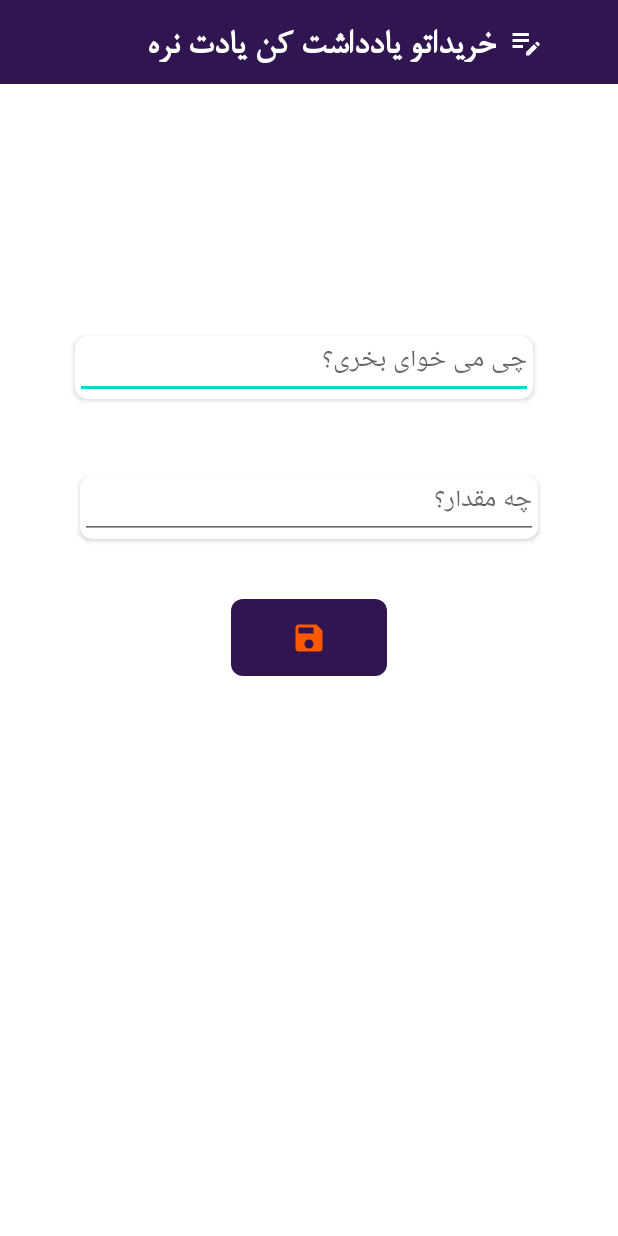
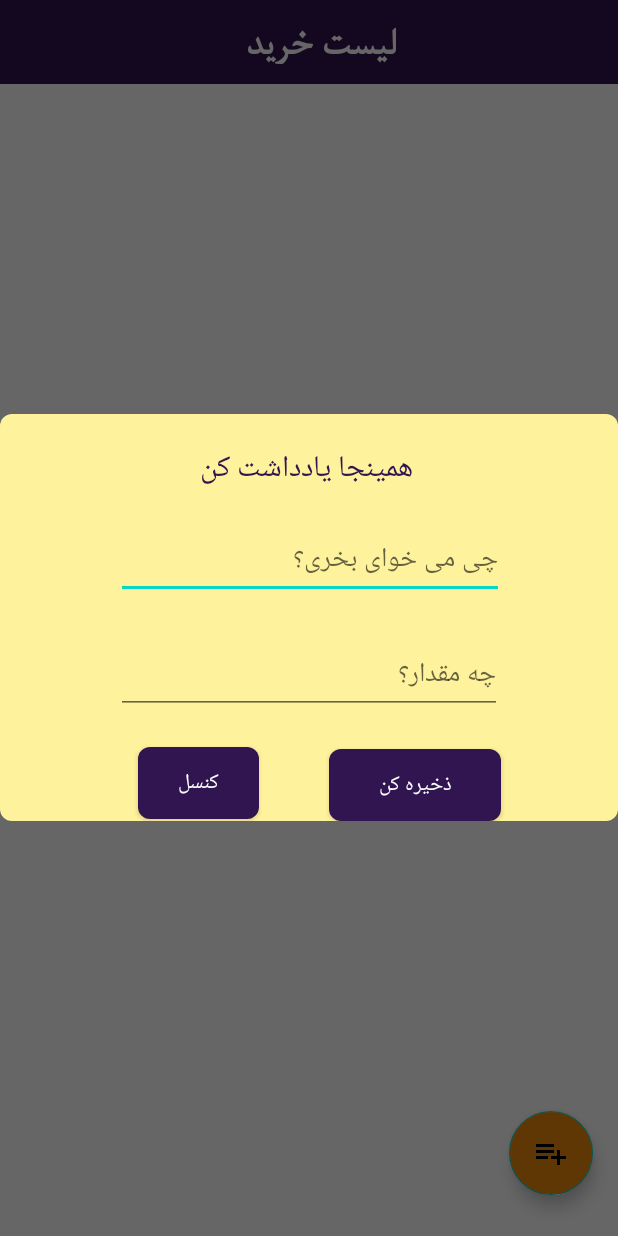
Before and after one commit to porya1988/myapp2021, an Android app: the fragment ShoppingFragment shown on its own in the app's theme, after a tap on "اضافه کردن یادداشت", on a phone screen of 412 x 824 dp. Run offline under Robolectric (Android 15) with nearby library versions, the phone set to English and light mode, and no system bars; our stand-ins replace Room's generated code; 3 statements that could not run were skipped.

Commit message:
alert dialog first commit

```diff
--- a/app/src/main/java/com/example/myapp2021/main/shoppinglist/AddNoteActivity.java
+++ b/app/src/main/java/com/example/myapp2021/main/shoppinglist/AddNoteActivity.java
@@ -14,6 +14,7 @@ import com.example.myapp2021.R;
 import com.example.myapp2021.config.AppConfiguration;
 import com.example.myapp2021.database.NAppDatabase;
 import com.example.myapp2021.databinding.ActivityAddNoteBinding;
+
 import com.example.myapp2021.model.Note;
 import com.google.android.material.snackbar.BaseTransientBottomBar;
 import com.google.android.material.snackbar.Snackbar;
@@ -28,6 +29,7 @@ public class AddNoteActivity extends AppCompatActivity {
     Notelistadapter notelistadapter;
 
 
+
     @Override
     protected void onCreate(Bundle savedInstanceState) {
         super.onCreate(savedInstanceState);
@@ -35,15 +37,12 @@ public class AddNoteActivity extends AppCompatActivity {
         appDatabase = NAppDatabase.getInstance(AppConfiguration.getContext());
         setContentView(binding.getRoot());
         binding.btnSaveShopping.setOnClickListener(v -> {
-            Note note=new Note();
-            note.setBuy(String.valueOf(binding.txtBuy.getText()));
-            note.setAmount(String.valueOf(binding.txtAmount.getText()));
-            long noetId = appDatabase.iDao().insert(note);
+            long noetId = addNote();
 
+            if (noetId > 0) {
 
-
-            if (noetId>0){
-                Snackbar.make(v,R.string.note_added,Snackbar.LENGTH_LONG).show();
+                notelistadapter.notifyItemInserted((int) noetId);
+                Snackbar.make(v, R.string.note_added, Snackbar.LENGTH_LONG).show();
                 //notelistadapter.notifyDataSetChanged();
                 //notelistadapter.notifyItemInserted(note.getNoteId());
 
@@ -51,5 +50,12 @@ public class AddNoteActivity extends AppCompatActivity {
         });
     }
 
+    private long addNote() {
+        Note note = new Note();
+        note.setBuy(String.valueOf(binding.txtBuy.getText()));
+        note.setAmount(String.valueOf(binding.txtAmount.getText()));
+        return appDatabase.iDao().insert(note);
+    }
+
 
 }
--- /dev/null
+++ b/app/src/main/java/com/example/myapp2021/main/shoppinglist/AlarmDialog.java
@@ -0,0 +1,76 @@
+package com.example.myapp2021.main.shoppinglist;
+
+import android.app.Activity;
+import android.app.AlertDialog;
+import android.content.Context;
+import android.graphics.Color;
+import android.graphics.drawable.ColorDrawable;
+import android.util.Log;
+import android.view.LayoutInflater;
+import android.view.View;
+import android.widget.Toast;
+
+import androidx.appcompat.widget.AppCompatButton;
+import androidx.appcompat.widget.AppCompatEditText;
+
+import com.example.myapp2021.R;
+import com.example.myapp2021.config.AppConfiguration;
+import com.example.myapp2021.database.NAppDatabase;
+import com.example.myapp2021.databinding.FragmentShoppingBinding;
+import com.example.myapp2021.model.Note;
+import com.google.android.material.snackbar.Snackbar;
+
+import java.util.List;
+
+import static com.google.android.material.snackbar.Snackbar.*;
+
+public class AlarmDialog {
+
+    Activity activity;
+    NAppDatabase appDatabase;
+    Note note;
+
+
+    public AlarmDialog(Activity activity) {
+        this.activity = activity;
+        appDatabase = NAppDatabase.getInstance(AppConfiguration.getContext());
+        //LayoutInflater inflater=LayoutInflater.from(activity);
+        //View view=inflater.inflate(R.layout.alert_dialog,null);
+
+    }
+
+    public void showAddAlarm() {
+
+        AlertDialog alertBuilder = new AlertDialog.Builder(activity).create();
+        LayoutInflater inflater = LayoutInflater.from(activity);
+        View view = inflater.inflate(R.layout.alert_dialog, null);
+        alertBuilder.setView(view);
+        alertBuilder.getWindow().setBackgroundDrawable(new ColorDrawable(Color.TRANSPARENT));
+        alertBuilder.show();
+
+
+
+        AppCompatEditText txt_buy = view.findViewById(R.id.txt_buy);
+        AppCompatEditText txt_amount = view.findViewById(R.id.txt_amount);
+        AppCompatButton btn_save = view.findViewById(R.id.btn_save_shopping);
+        AppCompatButton btn_cancel=view.findViewById(R.id.btn_cancel);
+        btn_save.setOnClickListener(v -> {
+
+            Note note = new Note();
+            note.setBuy(String.valueOf(txt_buy.getText()));
+            note.setAmount(String.valueOf(txt_amount.getText()));
+            long noteId=appDatabase.iDao().insert(note);
+            if(noteId>0){
+                make(v, R.string.note_added, LENGTH_SHORT).show();
+            }
+            Log.e("", "");
+        });
+
+        btn_cancel.setOnClickListener(v -> alertBuilder.cancel());
+
+
+    }
+
+
+
+}
--- a/app/src/main/java/com/example/myapp2021/main/shoppinglist/ShoppingFragment.java
+++ b/app/src/main/java/com/example/myapp2021/main/shoppinglist/ShoppingFragment.java
@@ -1,10 +1,15 @@
 package com.example.myapp2021.main.shoppinglist;
 
+import android.app.AlertDialog;
 import android.content.Intent;
 import android.os.Bundle;
 
 import androidx.annotation.Nullable;
 import androidx.fragment.app.Fragment;
+import androidx.fragment.app.FragmentActivity;
+import androidx.fragment.app.FragmentTransaction;
+import androidx.lifecycle.Observer;
+import androidx.lifecycle.ViewModelProvider;
 import androidx.recyclerview.widget.GridLayoutManager;
 import androidx.recyclerview.widget.ItemTouchHelper;
 import androidx.recyclerview.widget.LinearLayoutManager;
@@ -16,6 +21,7 @@ import android.view.LayoutInflater;
 import android.view.View;
 import android.view.ViewGroup;
 
+import com.example.myapp2021.R;
 import com.example.myapp2021.config.AppConfiguration;
 import com.example.myapp2021.database.NAppDatabase;
 import com.example.myapp2021.databinding.FragmentShoppingBinding;
@@ -30,11 +36,13 @@ public class ShoppingFragment extends Fragment {
 
 
     FragmentShoppingBinding binding;
+    AlarmDialog alarmDialog;
     List<Note> note;
     Intent intent;
     Notelistadapter adapter;
-    NAppDatabase appDatabase;
-   // ItemTouchHelper itemTouchHelper;
+
+    ShoppingViewModel viewModel;
+    // ItemTouchHelper itemTouchHelper;
 
 
     public ShoppingFragment() {
@@ -46,29 +54,21 @@ public class ShoppingFragment extends Fragment {
                              Bundle savedInstanceState) {
         // Inflate the layout for this fragment
         binding = FragmentShoppingBinding.inflate(getLayoutInflater());
-        appDatabase = NAppDatabase.getInstance(AppConfiguration.getContext());
-        note=appDatabase.iDao().getNoteList();
-        adapter=new Notelistadapter(note);
-        assert binding.recyclerShoppinglist != null;
-        binding.recyclerShoppinglist.setAdapter(adapter);
-        binding.recyclerShoppinglist.setLayoutManager(new LinearLayoutManager(AppConfiguration.getContext(),RecyclerView.VERTICAL,false));
-
-        //itemTouchHelper=new ItemTouchHelper(new SwipeToDeleteCallback(adapter));
-        //itemTouchHelper.attachToRecyclerView(binding.recyclerShoppinglist);
-
-
-        Log.e("","");
-
-
-        binding.btnAddnote.setOnClickListener(v -> {
-            intent = new Intent(AppConfiguration.getContext(), AddNoteActivity.class);
-            intent.addFlags(Intent.FLAG_ACTIVITY_NEW_TASK);
-            AppConfiguration.getContext().startActivity(intent);
-
-        });
-
-
+        alarmDialog = new AlarmDialog(getActivity());
+        binding.btnAddnote.setOnClickListener(v -> alarmDialog.showAddAlarm());
         return binding.getRoot();
     }
 
+    @Override
+    public void onResume() {
+        super.onResume();
+        viewModel = new ViewModelProvider(this).get(ShoppingViewModel.class);
+        viewModel.getShoppingList().observe(getActivity(), noteList -> {
+            adapter = new Notelistadapter(noteList);
+            assert binding.recyclerShoppinglist != null;
+            binding.recyclerShoppinglist.setAdapter(adapter);
+            binding.recyclerShoppinglist.setLayoutManager(new LinearLayoutManager(AppConfiguration.getContext(), RecyclerView.VERTICAL, false));
+
+        });
+    }
 }
--- /dev/null
+++ b/app/src/main/java/com/example/myapp2021/main/shoppinglist/ShoppingViewModel.java
@@ -0,0 +1,39 @@
+package com.example.myapp2021.main.shoppinglist;
+
+import android.util.Log;
+
+import androidx.lifecycle.LiveData;
+import androidx.lifecycle.MutableLiveData;
+import androidx.lifecycle.ViewModel;
+
+import com.example.myapp2021.config.AppConfiguration;
+import com.example.myapp2021.database.NAppDatabase;
+import com.example.myapp2021.model.Note;
+
+import java.util.List;
+
+public class ShoppingViewModel extends ViewModel {
+
+    MutableLiveData<List<Note>> notelist=null;
+    NAppDatabase appDatabase= NAppDatabase.getInstance(AppConfiguration.getContext());
+
+
+     List<Note> note;
+
+    public LiveData<List<Note>> getShoppingList(){
+        if(notelist==null){
+            notelist=new MutableLiveData<>();
+            loadData();
+        }
+        return notelist;
+    }
+
+    public void loadData(){
+
+        note=appDatabase.iDao().getNoteList();
+        notelist.setValue(note);
+        Log.e("","");
+       // notelist.setValue(note);
+    }
+
+}
--- /dev/null
+++ b/app/src/main/res/drawable/alert_shape.xml
@@ -0,0 +1,11 @@
+<?xml version="1.0" encoding="utf-8"?>
+<shape xmlns:android="http://schemas.android.com/apk/res/android" android:shape="rectangle">
+    <solid android:color="@color/kerempallete">
+
+    </solid>
+    <corners android:radius="@dimen/margin">
+
+    </corners>
+
+
+</shape>
--- /dev/null
+++ b/app/src/main/res/layout/alert_dialog.xml
@@ -0,0 +1,80 @@
+<?xml version="1.0" encoding="utf-8"?>
+<RelativeLayout
+
+    xmlns:android="http://schemas.android.com/apk/res/android"
+    xmlns:app="http://schemas.android.com/apk/res-auto"
+    android:background="@drawable/alert_shape"
+    android:layout_gravity="center"
+    android:layout_width="match_parent"
+    android:layout_height="match_parent">
+
+
+
+        <androidx.appcompat.widget.AppCompatTextView
+            android:id="@+id/alert_title"
+            android:layout_width="267sp"
+            android:layout_height="wrap_content"
+            android:layout_alignParentStart="true"
+            android:layout_alignParentTop="true"
+            android:layout_marginStart="122dp"
+            android:layout_marginTop="20dp"
+            android:layout_marginEnd="126dp"
+            android:gravity="center"
+            android:text="@string/note_here"
+            android:textColor="@color/blupallet"
+            android:textSize="20sp" />
+
+        <androidx.appcompat.widget.AppCompatEditText
+            android:id="@+id/txt_buy"
+            android:layout_width="262dp"
+            android:layout_height="wrap_content"
+            android:layout_below="@id/alert_title"
+            android:layout_alignParentStart="true"
+            android:layout_alignParentEnd="true"
+            android:layout_marginStart="77dp"
+            android:layout_marginTop="18dp"
+            android:layout_marginEnd="76dp"
+            android:hint="@string/chi_bekhari" />
+
+        <androidx.appcompat.widget.AppCompatEditText
+            android:id="@+id/txt_amount"
+            android:layout_width="262dp"
+            android:layout_height="wrap_content"
+            android:layout_below="@id/txt_buy"
+            android:layout_marginStart="77dp"
+            android:layout_marginTop="25sp"
+            android:layout_marginEnd="77sp"
+            android:hint="@string/how_much" />
+
+        <androidx.appcompat.widget.AppCompatButton
+            android:id="@+id/btn_save_shopping"
+            android:layout_width="@dimen/btn_save_width"
+            android:layout_height="wrap_content"
+            android:layout_below="@+id/txt_amount"
+            android:layout_alignParentStart="true"
+            android:layout_alignParentEnd="true"
+            android:layout_marginStart="219dp"
+            android:layout_marginTop="23sp"
+            android:layout_marginEnd="78sp"
+            android:background="@drawable/btn_shape"
+            android:text="@string/save_it"
+            android:textColor="@color/white"
+            app:srcCompat="@android:drawable/ic_menu_save" />
+
+        <androidx.appcompat.widget.AppCompatButton
+            android:id="@+id/btn_cancel"
+            android:layout_width="wrap_content"
+            android:layout_height="wrap_content"
+            android:layout_below="@+id/txt_amount"
+            android:layout_alignParentStart="true"
+            android:layout_marginStart="92dp"
+            android:layout_marginTop="22dp"
+            android:layout_marginEnd="239dp"
+            android:background="@drawable/btn_shape"
+            android:text="@string/txt_cancel"
+            android:textColor="@color/white"
+             />
+
+
+
+</RelativeLayout>
--- a/app/src/main/res/values/dimens.xml
+++ b/app/src/main/res/values/dimens.xml
@@ -8,4 +8,6 @@
     <!-- Default screen margins, per the Android Design guidelines. -->
     <dimen name="activity_horizontal_margin">16dp</dimen>
     <dimen name="activity_vertical_margin">16dp</dimen>
+    <dimen name="alert_title_size">20sp</dimen>
+    <dimen name="btn_save_width">114sp</dimen>
 </resources>
--- a/app/src/main/res/values/strings.xml
+++ b/app/src/main/res/values/strings.xml
@@ -36,6 +36,11 @@
     <string name="save_buy">خریداتو یادداشت کن یادت نره</string>
     <string name="chi_bekhari">چی می خوای بخری؟</string>
     <string name="che_meghdar">چه مقدار؟</string>
-    <string name="save_it">ذخیزه کن</string>
+    <string name="save_it">ذخیره کن</string>
     <string name="note_added">یادداشت اضافه شد</string>
+    <string name="what_to_buy">چی؟</string>
+    <string name="how_much">چه مقدار؟</string>
+    <string name="note_here">همینجا یادداشت کن</string>
+    <string name="txt_cancel">کنسل</string>
+
 </resources>
```
Also changed, not shown: app/src/main/java/com/example/myapp2021/model/ISelection.java (added).
